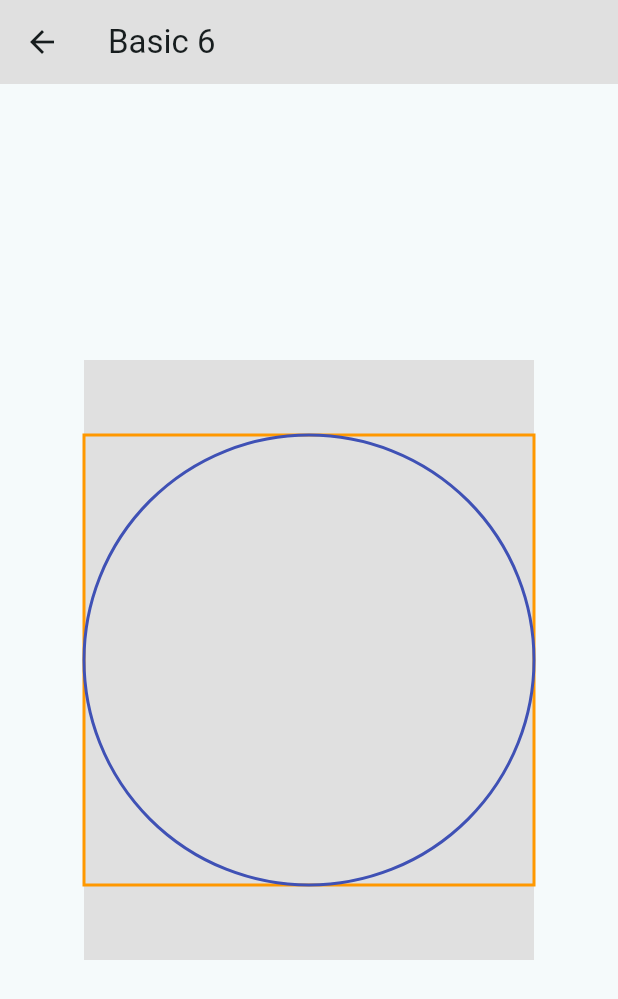
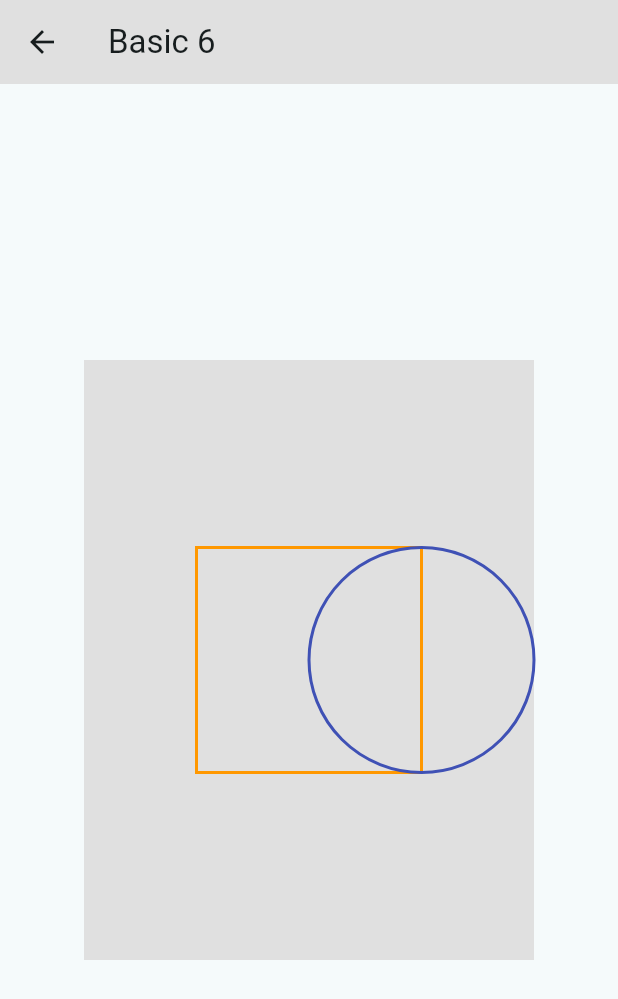
Before and after one commit to VaibhavVadle/flutter_playground, a Flutter app: the screen it shows after launch, after a tap on "Basic 6", on a phone screen of 412 x 824 dp. Shown: the top 999 px of the screen. Run offline on Flutter 3.47's test engine with Material 3 defaults, Android fonts, the phone set to English and light mode, and no system bars.

Commit message:
Added basic path shifting on canvas

```diff
--- a/lib/basics/basic_six.dart
+++ b/lib/basics/basic_six.dart
@@ -40,14 +40,17 @@ class MasterPainter extends CustomPainter {
       ..strokeWidth = 2;
     Rect rect = Rect.fromCircle(
       center: Offset(size.width / 2, size.height / 2),
-      radius: size.width / 2,
+      radius: size.width / 4,
     );
     Path path = Path()..addRect(rect);
     canvas.drawPath(path, orange);
     // ----> Reset used to reset the path and used to avoid override of canvas
     path.reset();
     path.addOval(rect);
-    canvas.drawPath(path, indigo);
+    // canvas.drawPath(path, indigo);
+    // ----> Path shifting
+    Path translatedPath = path.shift(Offset(size.width /4, 0));
+    canvas.drawPath(translatedPath, indigo);
   }
 
   @override
```
